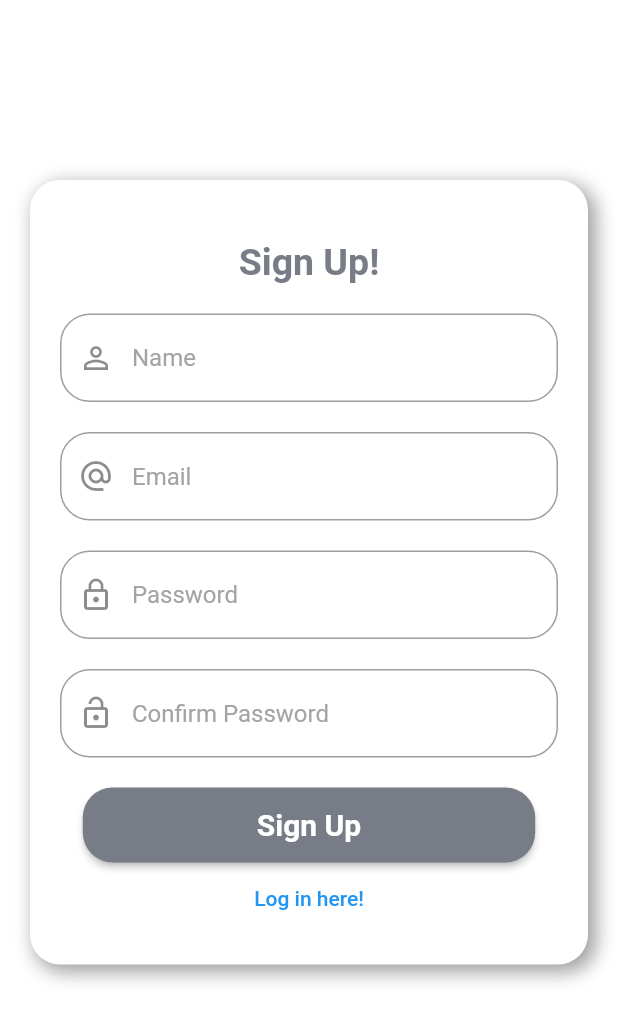
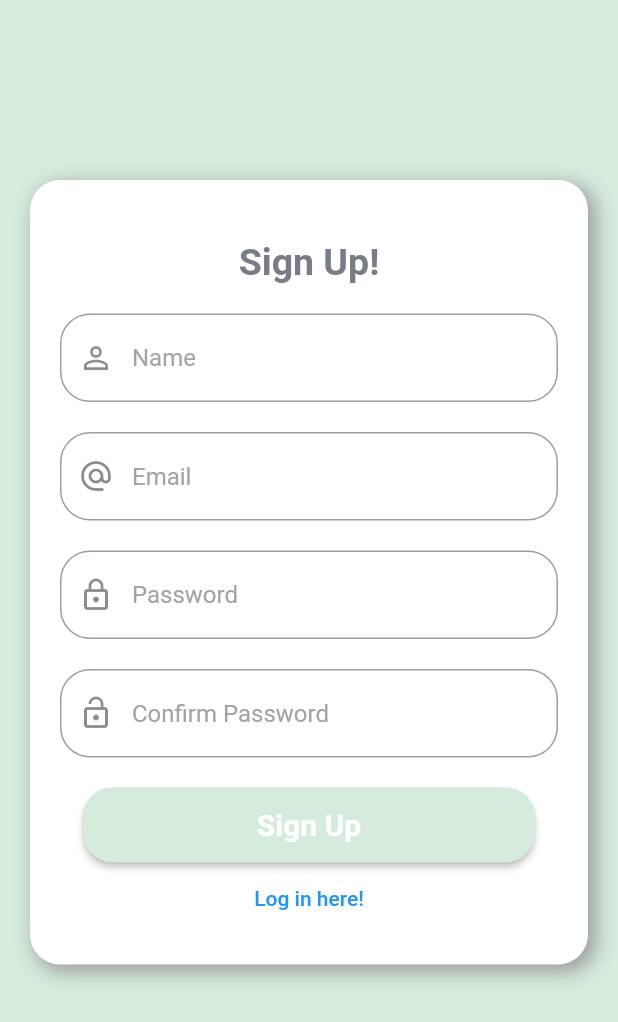
Before and after one commit to theadityaagnihotri/myquiz, a Flutter app: the screen it shows after launch, after a tap on "Don't have an account? Sign up here", after a tap on "Sign Up", on a phone screen of 412 x 824 dp. Shown: the top 1022 px of the screen. Run offline on Flutter 3.47's test engine with Material 2 defaults, Android fonts, the phone set to English and light mode, and no system bars; our stand-ins replace firebase_auth, firebase_core; accounts and stored records are empty; network calls fail.

Commit message:
added email login and signup

```diff
--- a/lib/main.dart
+++ b/lib/main.dart
@@ -1,8 +1,13 @@
+import 'package:firebase_core/firebase_core.dart';
 import 'package:flutter/material.dart';
 import 'package:myquiz/screens/login/login.dart';
+import 'package:myquiz/states/currentuser.dart';
 import 'package:myquiz/utils/theme.dart';
+import 'package:provider/provider.dart';
 
-void main() {
+void main() async {
+  WidgetsFlutterBinding.ensureInitialized();
+  await Firebase.initializeApp();
   runApp(const MyApp());
 }
 
@@ -12,11 +17,14 @@ class MyApp extends StatelessWidget {
   // This widget is the root of your application.
   @override
   Widget build(BuildContext context) {
-    return MaterialApp(
-      debugShowCheckedModeBanner: false,
-      title: 'Quiz',
-      theme: MyTheme().buildTheme(),
-      home: MyLogin(),
+    return ChangeNotifierProvider(
+      create: (context) => CurrentUser(),
+      child: MaterialApp(
+        debugShowCheckedModeBanner: false,
+        title: 'Quiz',
+        theme: MyTheme().buildTheme(),
+        home: MyLogin(),
+      ),
     );
   }
 }
--- a/lib/screens/signup/localWidgets/signupform.dart
+++ b/lib/screens/signup/localWidgets/signupform.dart
@@ -1,10 +1,38 @@
 import 'package:flutter/material.dart';
 import 'package:myquiz/screens/login/login.dart';
-import 'package:myquiz/screens/signup/signup.dart';
+import 'package:provider/provider.dart';
+
+import '../../../states/currentuser.dart';
 
 import '../../../widgets/myContainer.dart';
 
-class MySignupForm extends StatelessWidget {
+class MySignupForm extends StatefulWidget {
+  @override
+  State<MySignupForm> createState() => _MySignupFormState();
+}
+
+class _MySignupFormState extends State<MySignupForm> {
+  TextEditingController _nameController = TextEditingController();
+  TextEditingController _emailController = TextEditingController();
+  TextEditingController _passwordController = TextEditingController();
+  TextEditingController _cnfPasswordController = TextEditingController();
+
+  void _signupUser(String email, String password, BuildContext context) async {
+    CurrentUser _currentUser = Provider.of<CurrentUser>(context, listen: false);
+    try {
+      if (await _currentUser.signupUser(email, password)) {
+        Navigator.of(context).pushAndRemoveUntil(
+          MaterialPageRoute(
+            builder: (context) => MyLogin(),
+          ),
+          (Route<dynamic> route) => false,
+        );
+      }
+    } catch (e) {
+      print(e);
+    }
+  }
+
   @override
   Widget build(BuildContext context) {
     return MyContainer(
@@ -25,6 +53,7 @@ class MySignupForm extends StatelessWidget {
             ),
           ),
           TextFormField(
+            controller: _nameController,
             decoration: InputDecoration(
               prefixIcon: Icon(Icons.person_outline),
               hintText: 'Name',
@@ -34,6 +63,7 @@ class MySignupForm extends StatelessWidget {
             height: 20,
           ),
           TextFormField(
+            controller: _emailController,
             decoration: InputDecoration(
               prefixIcon: Icon(Icons.alternate_email),
               hintText: 'Email',
@@ -43,6 +73,7 @@ class MySignupForm extends StatelessWidget {
             height: 20,
           ),
           TextFormField(
+            controller: _passwordController,
             decoration: InputDecoration(
               prefixIcon: Icon(Icons.lock_outline),
               hintText: 'Password',
@@ -53,6 +84,7 @@ class MySignupForm extends StatelessWidget {
             height: 20,
           ),
           TextFormField(
+            controller: _cnfPasswordController,
             decoration: InputDecoration(
               prefixIcon: Icon(Icons.lock_open),
               hintText: 'Confirm Password',
@@ -75,14 +107,26 @@ class MySignupForm extends StatelessWidget {
               ),
             ),
             style: ElevatedButton.styleFrom(
-              backgroundColor: Color.fromARGB(255, 119, 124, 135),
+              backgroundColor: Color.fromARGB(255, 213, 235, 220),
               foregroundColor: Colors.white,
               shape: RoundedRectangleBorder(
                 borderRadius: BorderRadius.circular(20),
               ),
               minimumSize: Size(200, 50),
             ),
-            onPressed: () {},
+            onPressed: () {
+              if (_passwordController.text == _cnfPasswordController.text) {
+                _signupUser(
+                    _emailController.text, _passwordController.text, context);
+              } else {
+                ScaffoldMessenger.of(context).showSnackBar(
+                  SnackBar(
+                    content: Text("Password do not match"),
+                    duration: Duration(seconds: 2),
+                  ),
+                );
+              }
+            },
           ),
           TextButton(
             child: Text("Log in here!"),
--- /dev/null
+++ b/lib/states/currentuser.dart
@@ -0,0 +1,45 @@
+import 'package:firebase_auth/firebase_auth.dart';
+import 'package:flutter/cupertino.dart';
+
+class CurrentUser extends ChangeNotifier {
+  String _uid = "";
+  String _email = "";
+
+  String get getuid => _uid;
+  String get getEmail => _email;
+  FirebaseAuth _auth = FirebaseAuth.instance;
+
+  Future<bool> signupUser(String email, String password) async {
+    bool retVal = false;
+
+    try {
+      UserCredential _authResult = await _auth.createUserWithEmailAndPassword(
+          email: email, password: password);
+      if (_authResult.user != null) {
+        retVal = true;
+      }
+    } catch (e) {
+      print(e);
+    }
+
+    return retVal;
+  }
+
+  Future<bool> loginUser(String email, String password) async {
+    bool retVal = false;
+
+    try {
+      UserCredential _authResult = await _auth.signInWithEmailAndPassword(
+          email: email, password: password);
+      if (_authResult.user != null) {
+        _uid = _authResult.user!.uid;
+        _email = _authResult.user!.email.toString();
+        retVal = true;
+      }
+    } catch (e) {
+      print(e);
+    }
+
+    return retVal;
+  }
+}
--- a/lib/utils/theme.dart
+++ b/lib/utils/theme.dart
@@ -3,10 +3,15 @@ import 'package:flutter/material.dart';
 
 class MyTheme {
   ThemeData buildTheme() {
+    Color _appbar = Color.fromARGB(255, 97, 194, 162);
+    Color _lightgreen = Color.fromARGB(255, 213, 235, 220);
     Color _lightgrey = Color.fromARGB(255, 164, 164, 164);
     Color _darkergrey = Color.fromARGB(255, 119, 124, 135);
     return ThemeData(
-      canvasColor: Colors.white70,
+      appBarTheme: AppBarTheme(
+        color: _appbar,
+      ),
+      canvasColor: _lightgreen,
       primaryColor: Colors.white70,
       accentColor: _lightgrey,
       secondaryHeaderColor: _darkergrey,
```
Also changed, not shown: lib/screens/home/home.dart (added, +15 -0 lines), lib/screens/login/localWidgets/loginForm.dart (+42 -3 lines), pubspec.yaml (+5 -17 lines), assets/logo.png, pubspec.lock, 6 other files.
